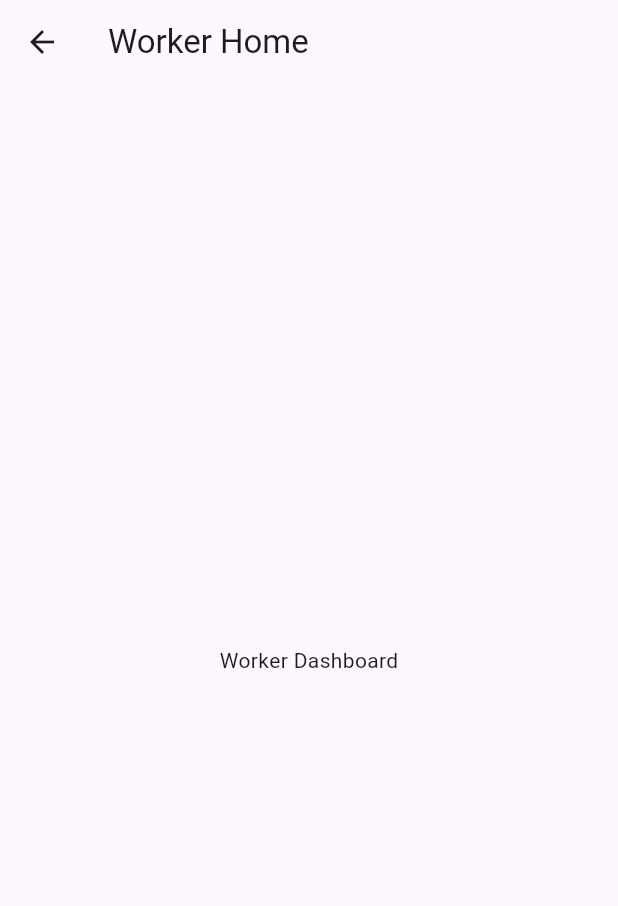
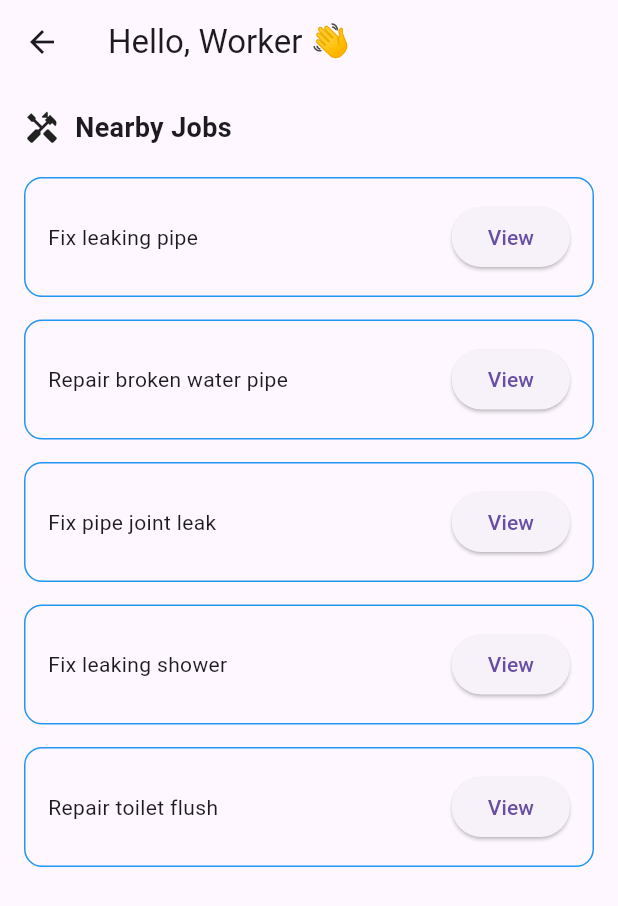
Before and after one commit to shimaranethali65-cloud/FixFinder, a Flutter app: the HomeScreenWorker screen opened by its route, on a phone screen of 412 x 824 dp. Shown: the top 906 px of the screen. Run offline on Flutter 3.47's test engine with Material 3 defaults, Android fonts, the phone set to English and light mode, and no system bars; our stand-ins replace cloud_firestore, firebase_auth, firebase_core, flutter_map, geocoding, geolocator and 1 more; accounts and stored records are empty.

Commit message:
Added worker home screen UI with nearby jobs list
Updated the HomeScreenWorker layout to include job cards and a new app bar title.

```diff
--- a/lib/screens/homescreenworker.dart
+++ b/lib/screens/homescreenworker.dart
@@ -1,12 +1,65 @@
 import 'package:flutter/material.dart';
 
 class HomeScreenWorker extends StatelessWidget {
+  const HomeScreenWorker({super.key});
+
   @override
   Widget build(BuildContext context) {
     return Scaffold(
-      appBar: AppBar(title: Text("Worker Home")),
-      body: Center(
-        child: Text("Worker Dashboard"),
+      appBar: AppBar(
+        title: const Text("Hello, Worker 👋"),
+        leading: const Icon(Icons.arrow_back),
+      ),
+      body: Padding(
+        padding: const EdgeInsets.all(16),
+        child: Column(
+          children: [
+
+            Row(
+              children: const [
+                Icon(Icons.handyman),
+                SizedBox(width: 10),
+                Text(
+                  "Nearby Jobs",
+                  style: TextStyle(fontSize: 18, fontWeight: FontWeight.bold),
+                )
+              ],
+            ),
+
+            const SizedBox(height: 20),
+
+            jobCard("Fix leaking pipe"),
+            jobCard("Repair broken water pipe"),
+            jobCard("Fix pipe joint leak"),
+            jobCard("Fix leaking shower"),
+            jobCard("Repair toilet flush"),
+          ],
+        ),
+      ),
+    );
+  }
+
+  Widget jobCard(String title) {
+    return Container(
+      margin: const EdgeInsets.only(bottom: 15),
+      padding: const EdgeInsets.all(15),
+      decoration: BoxDecoration(
+        border: Border.all(color: Colors.blue),
+        borderRadius: BorderRadius.circular(12),
+      ),
+      child: Row(
+        mainAxisAlignment: MainAxisAlignment.spaceBetween,
+        children: [
+
+          Text(title),
+
+          ElevatedButton(
+            onPressed: () {
+              print("$title clicked");
+            },
+            child: const Text("View"),
+          )
+        ],
       ),
     );
   }
```
